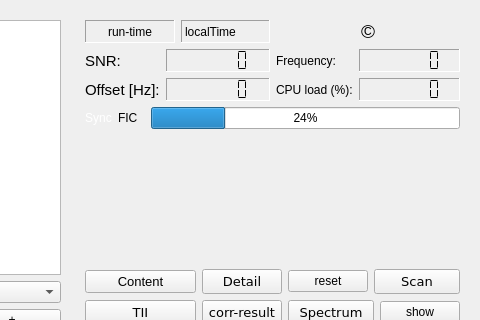
The window that forms/dabradio.ui (JvanKatwijk/qt-dab) describes before a commit, drawn with Qt 5; both pictures show x 162 to 642 and y 0 to 320 of the 642 by 407 pixel window.
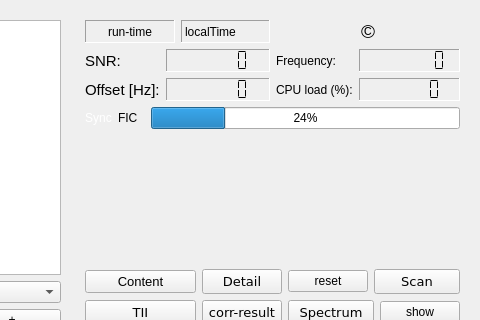
The same window after the commit. Custom widgets are drawn as their Qt base class.

Commit message:
Fixed MHz value in main window
Now the frequency is displayed as xxx.xxx MHz instead of xxx.xx MHz

```diff
--- a/forms/dabradio.ui
+++ b/forms/dabradio.ui
@@ -308,7 +308,7 @@
                <enum>QFrame::Sunken</enum>
               </property>
               <property name="digitCount">
-               <number>6</number>
+               <number>7</number>
               </property>
               <property name="segmentStyle">
                <enum>QLCDNumber::Flat</enum>
```
